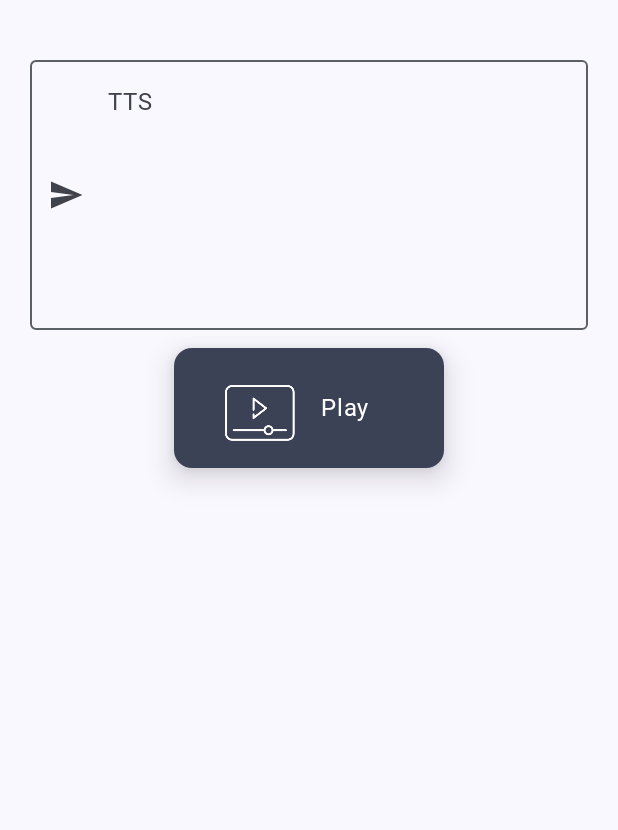
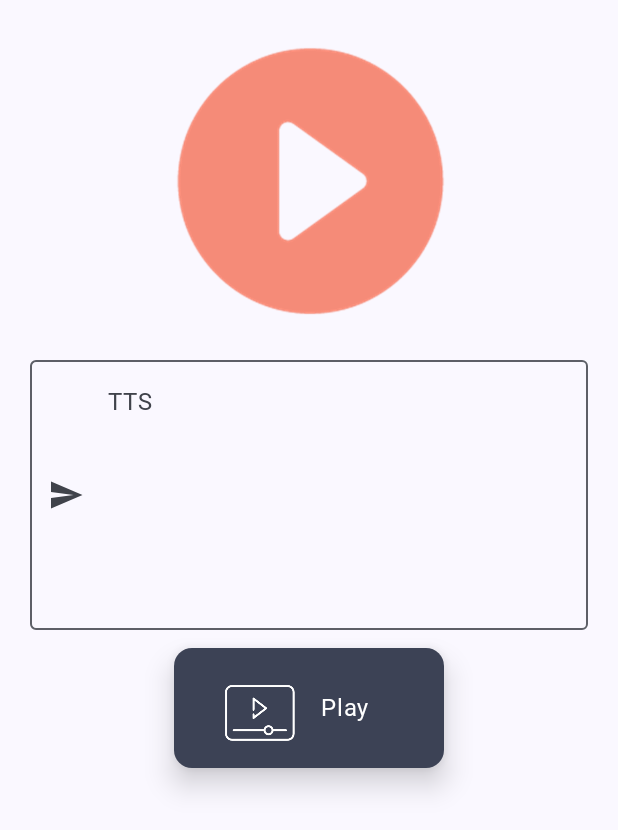
Before and after one commit to snowball9820/book-record-app, an Android app built with Jetpack Compose: the TtsScreen screen opened through its navigation route, on a phone screen of 412 x 824 dp. Shown: the top 830 px of the screen. Run offline under Robolectric (Android 15) with nearby library versions, the phone set to English and light mode, and no system bars; our stand-ins replace Room's generated code; libraries missing offline, so code that uses them is left out: com.google.mlkit.vision, com.jaikeerthick.composable_graphs; pictures from the network do not load; Roboto replaces fonts that are not available here.

Commit message:
0821_PM 04:20 눌러야지 커지는 이상한 코드가 완성됨

```diff
--- a/app/build.gradle.kts
+++ b/app/build.gradle.kts
@@ -127,6 +127,11 @@ dependencies {
     implementation ("com.loopj.android:android-async-http:1.4.11")
     implementation ("com.squareup.retrofit2:converter-gson:2.9.0")
 
+    implementation ("com.github.bumptech.glide:glide:4.12.0")
+    annotationProcessor ("com.github.bumptech.glide:compiler:4.12.0")
+
+
+
 
 
 
--- a/app/src/main/java/com/app/bookrecordapp/screen/TtsScreen.kt
+++ b/app/src/main/java/com/app/bookrecordapp/screen/TtsScreen.kt
@@ -1,5 +1,8 @@
 package com.app.bookrecordapp.screen
 
+import androidx.compose.animation.animateContentSize
+import androidx.compose.foundation.Image
+import androidx.compose.foundation.clickable
 import androidx.compose.foundation.layout.Column
 import androidx.compose.foundation.layout.Spacer
 import androidx.compose.foundation.layout.fillMaxSize
@@ -13,9 +16,14 @@ import androidx.compose.material3.Icon
 import androidx.compose.material3.OutlinedTextField
 import androidx.compose.material3.Text
 import androidx.compose.runtime.Composable
+import androidx.compose.runtime.getValue
+import androidx.compose.runtime.mutableStateOf
+import androidx.compose.runtime.remember
+import androidx.compose.runtime.setValue
 import androidx.compose.ui.Alignment
 import androidx.compose.ui.Modifier
 import androidx.compose.ui.platform.LocalContext
+import androidx.compose.ui.res.painterResource
 import androidx.compose.ui.unit.dp
 import androidx.lifecycle.viewmodel.compose.viewModel
 import androidx.navigation.NavController
@@ -35,6 +43,21 @@ fun TtsScreen(navController: NavController, viewModel: TtsViewModel = viewModel(
             .padding(20.dp),
         horizontalAlignment = Alignment.CenterHorizontally,
     ) {
+
+        var isScaled by remember { mutableStateOf(false) }
+
+        Image(
+            painter = painterResource(id = R.drawable.playimage_icon),
+            contentDescription = "",
+            modifier = Modifier
+                .height(if (isScaled) 240.dp else 200.dp)
+                .width(if (isScaled) 240.dp else 200.dp)
+                .clickable {
+                    isScaled = !isScaled
+                }
+                .animateContentSize()
+        )
+
         OutlinedTextField(
             value = state.text,
             onValueChange = { viewModel.onTextFieldValueChange(it) },
```
Also changed, not shown: app/src/main/java/com/app/bookrecordapp/screen/TranslationScreen.kt (+59 -62 lines), app/src/main/res/drawable/play_move.gif (added), app/src/main/res/drawable/playimage_icon.png (added).
